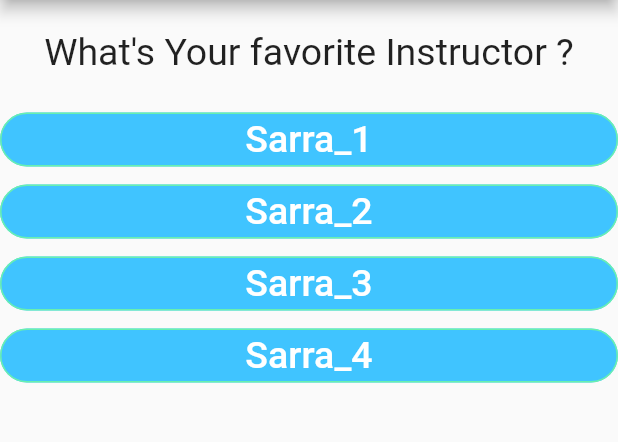
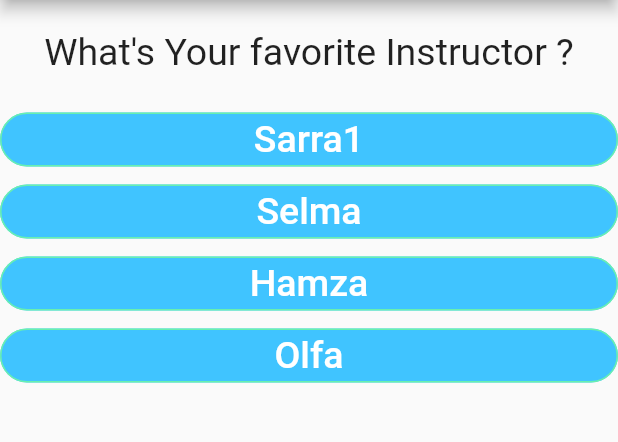
Before and after one commit to SarraISMAIL/Let-sCode, a Flutter app: the screen it shows after launch, after a tap on "Black", after a tap on "Tiger", on a phone screen of 412 x 824 dp, the part 84-526 px from its top. Run offline on Flutter 3.47's test engine with Material 2 defaults, Android fonts, the phone set to English and light mode, and no system bars.

Commit message:
Quiz_App3_V2.1: Show Score Result

```diff
--- a/lib/main.dart
+++ b/lib/main.dart
@@ -14,40 +14,56 @@ class MyApp extends StatefulWidget {
 
 class _MyAppState extends State<MyApp> {
   int _questionIndex = 0;
+  int _totalScore = 0;
+  int _score =0;
 
-
-  void _resetQuiz(){
+  void _resetQuiz() {
     setState(() {
       _questionIndex = 0;
+      _totalScore = 0;
     });
+  }
 
-  }
-  void answerQuestion() {
-   // if (_questionIndex == 2) {
-     // _questionIndex = -1;
-    //}
+  void answerQuestion(score) {
+    _totalScore += score;
+    setState(() {
 
-    setState(() {
       _questionIndex += 1;
     });
-    print("$_questionIndex");
+    print(_questionIndex);
+    print(_totalScore);
     print("Answer chosen !%n");
   }
 
   final List<Map<String, Object>> _question = [
-    {'questionText':'What\'s Your favorite Color ?',
-      'answers':['Black', 'Green', 'Blue','Yellow']
+    {
+      'questionText': 'What\'s Your favorite Color ?',
+      'answers': [
+        {'text': 'Black', 'score': 7},
+        {'text': 'Green', 'score': 200},
+        {'text': 'Blue', 'score': 8},
+        {'text': 'Yellow', 'score': 9},
+      ]
     },
-    {'questionText':'What\'s Your favorite Animal ?',
-      'answers':['Rabbit', 'Tiger', 'Elephant','Lion']
+    {
+      'questionText': 'What\'s Your favorite Animal ?',
+      'answers': [
+        {'text': 'Rabbit', 'score': 10},
+        {'text': 'Tiger', 'score': 20},
+        {'text': 'Elephant', 'score': 5},
+        {'text': 'Lion', 'score': 5},
+      ]
     },
-    {'questionText':'What\'s Your favorite Instructor ?',
-      'answers':['Sarra_1', 'Sarra_2', 'Sarra_3','Sarra_4']
+    {
+      'questionText': 'What\'s Your favorite Instructor ?',
+      'answers': [
+        {'text': 'Sarra1', 'score':1},
+        {'text': 'Selma', 'score': 6},
+        {'text': 'Hamza', 'score': 4},
+        {'text': 'Olfa', 'score': 6},
+      ]
     },
-
-
   ];
-
 
   @override
   Widget build(BuildContext context) {
@@ -59,10 +75,8 @@ class _MyAppState extends State<MyApp> {
         body: Container(
             width: double.infinity, //ell prend tt la longeur du colmn
             child: _questionIndex < _question.length
-            ?Quiz(_question, _questionIndex, answerQuestion)
-
-            :Result(_resetQuiz)
-    ),
+                ? Quiz(_question, _questionIndex, answerQuestion)
+                : Result(_resetQuiz, _totalScore)),
       ),
     );
   }
--- a/lib/quiz.dart
+++ b/lib/quiz.dart
@@ -19,9 +19,11 @@ class Quiz  extends StatelessWidget {
         Question(question[questionIndex]['questionText']),
 
 
-        ...(question[questionIndex]['answers'] as List<String>).map((answer){
-          return Answer(answerQuestion ,answer);
-        }).toList(), //Thhis an object not a list of String
+        ...(question[questionIndex]['answers'] as List<Map<String, Object>>).map((answer){
+
+          return Answer(() => answerQuestion(answer['score']) ,answer['text']);
+          //enti 9a3ed texecuti f action answerQuetion mch kn t3diha//puissq on a ajouter el score k parameter
+        }).toList(), //This an object not a list of String
 
       ],
     ) ;
--- a/lib/result.dart
+++ b/lib/result.dart
@@ -3,7 +3,9 @@ import 'package:flutter/material.dart';
 class Result extends StatelessWidget {
 
   final Function q;
-  Result(this.q);
+  final int resultScore;
+
+  Result(this.q,this.resultScore);
 
   @override
   Widget build(BuildContext context) {
@@ -11,7 +13,7 @@ class Result extends StatelessWidget {
       child: Column(
         children: [
           Text(
-            "DOne ! ! !",
+            "$resultScore",
             style: TextStyle(fontSize: 25, fontWeight: FontWeight.bold),
           ),
           FlatButton(
--- a/pubspec.yaml
+++ b/pubspec.yaml
@@ -18,7 +18,8 @@ publish_to: 'none' # Remove this line if you wish to publish to pub.dev
 version: 1.0.0+1
 
 environment:
-  sdk: ">=2.7.0 <3.0.0"
+   sdk: ">=2.7.0 <3.0.0"
+ # sdk: ">=2.12.0 <3.0.0"
 
 dependencies:
   flutter:
```
Lines whose indentation alone changed are shown as unchanged.
